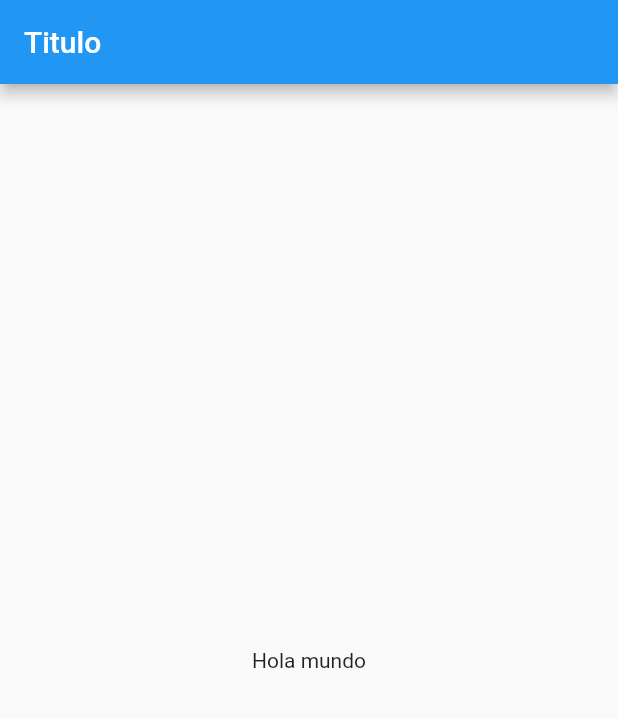
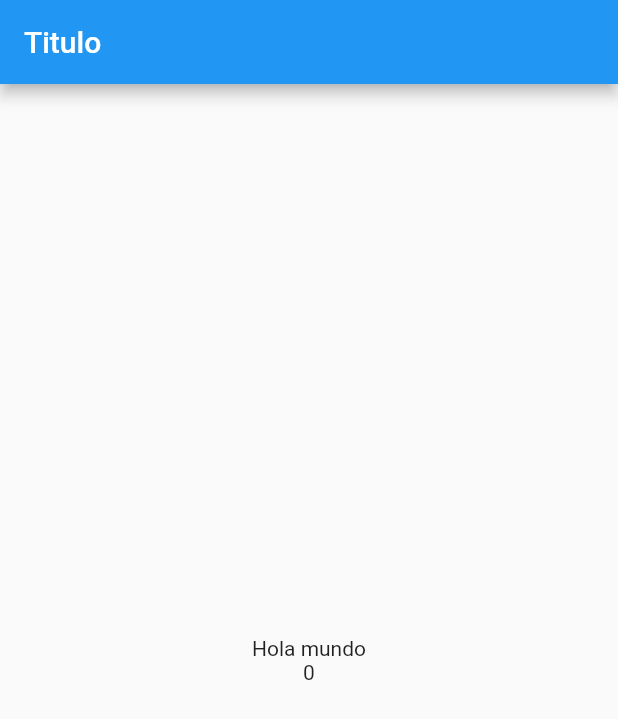
Before and after one commit to Du-F23/flutter_prueba, a Flutter app: the screen it shows after launch, on a phone screen of 412 x 824 dp. Shown: the top 719 px of the screen. Run offline on Flutter 3.47's test engine with Material 2 defaults, Android fonts, the phone set to English and light mode, and no system bars.

Commit message:
Creamos las columnas

```diff
--- a/lib/src/pages/home_page.dart
+++ b/lib/src/pages/home_page.dart
@@ -9,8 +9,12 @@ class HomePage extends StatelessWidget {
         appBar: AppBar(
           title: const Text('Titulo'),
         ),
-        body: const Center(
-          child: Text('Hola mundo'),
+        body: Center(
+          child: Column(
+            mainAxisAlignment: MainAxisAlignment.center,
+            // ignore: prefer_const_literals_to_create_immutables
+            children: <Widget>[const Text('Hola mundo'), const Text('0')],
+          ),
         ));
   }
 }
```
